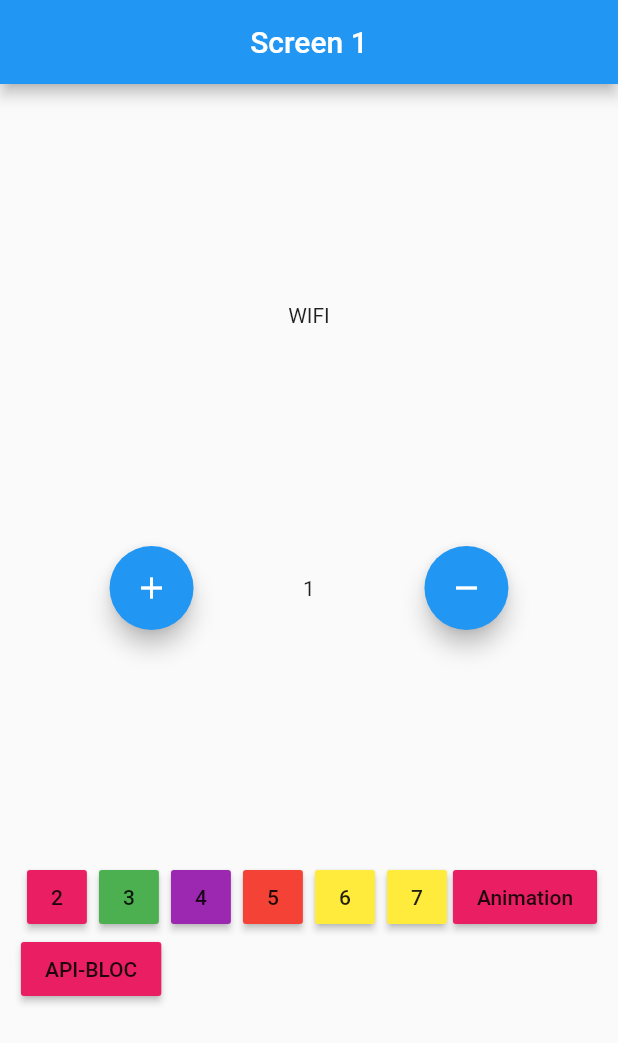
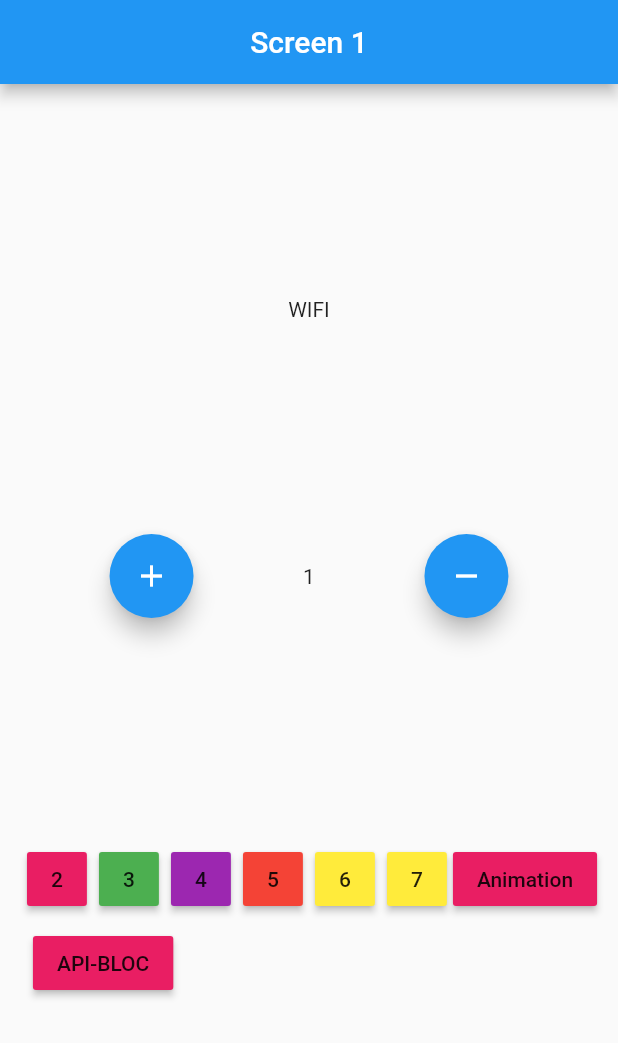
Before and after one commit to ArjunMalhotra07/bloc, a Flutter app: the screen it shows after launch, on a phone screen of 412 x 824 dp. Shown: the top 1043 px of the screen. Run offline on Flutter 3.47's test engine with Material 2 defaults, Android fonts, the phone set to English and light mode, and no system bars; our stand-ins replace bloc, connectivity_plus, equatable, flutter_bloc, shimmer, syncfusion_flutter_calendar; missing offline and left inert: dart:html.

```diff
--- a/lib/presentation/screens/home_screen.dart
+++ b/lib/presentation/screens/home_screen.dart
@@ -168,7 +168,9 @@ class _FirstScreenState extends State<FirstScreen> {
                               Navigator.of(context).push(MaterialPageRoute(
                                   builder: ((_) => const AnimationScreen())));
                             }),
-                        MaterialButton(
+                        Padding(
+                          padding: const EdgeInsets.all(8.0),
+                          child: MaterialButton(
                               color: Colors.pink,
                               minWidth: 10,
                               child: const Text(
@@ -178,15 +180,13 @@ class _FirstScreenState extends State<FirstScreen> {
                               onPressed: () {
                                 Navigator.of(context)
                                     .pushNamed('/api_bloc_screen');
-                            })
+                              }),
+                        )
                       ],
                     )),
               ],
             ),
-          )
-
-          // This trailing comma makes auto-formatting nicer for build methods.
-          ),
+          )),
     );
   }
 }
```
Also changed, not shown: lib/bloc/fetch_data_bloc.dart (+7 -7 lines). Lines whose indentation alone changed are shown as unchanged.
